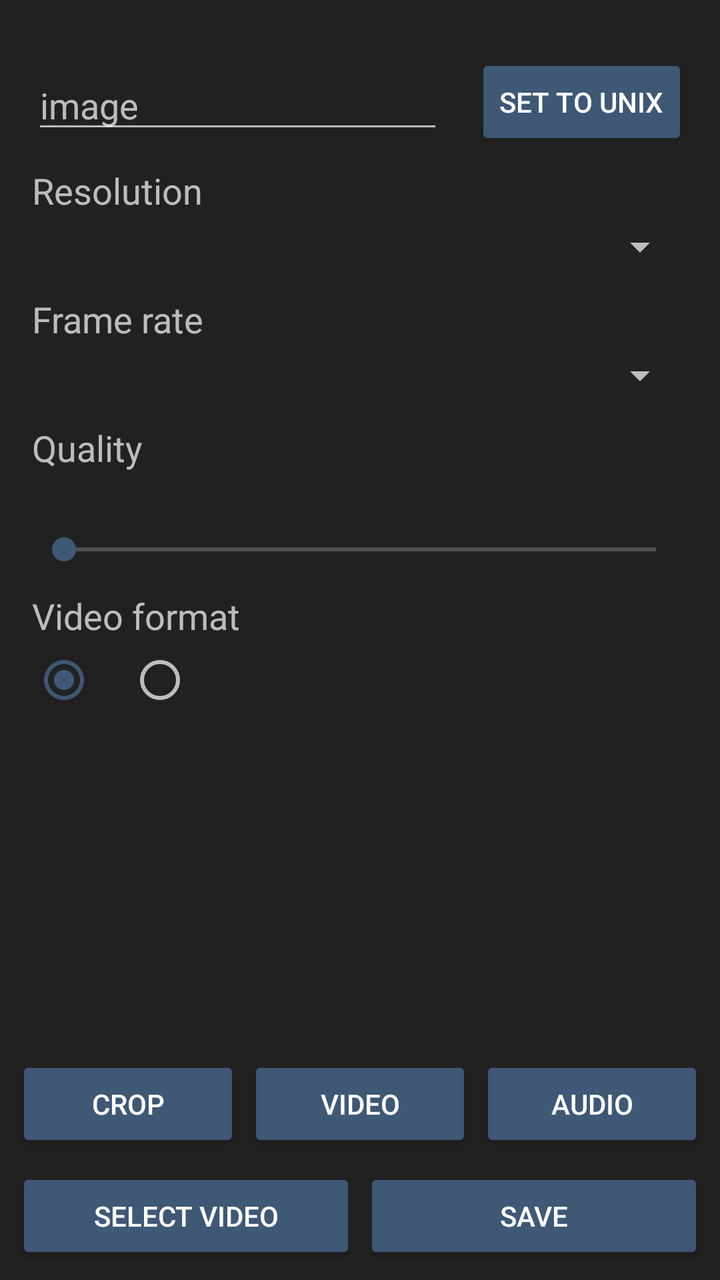
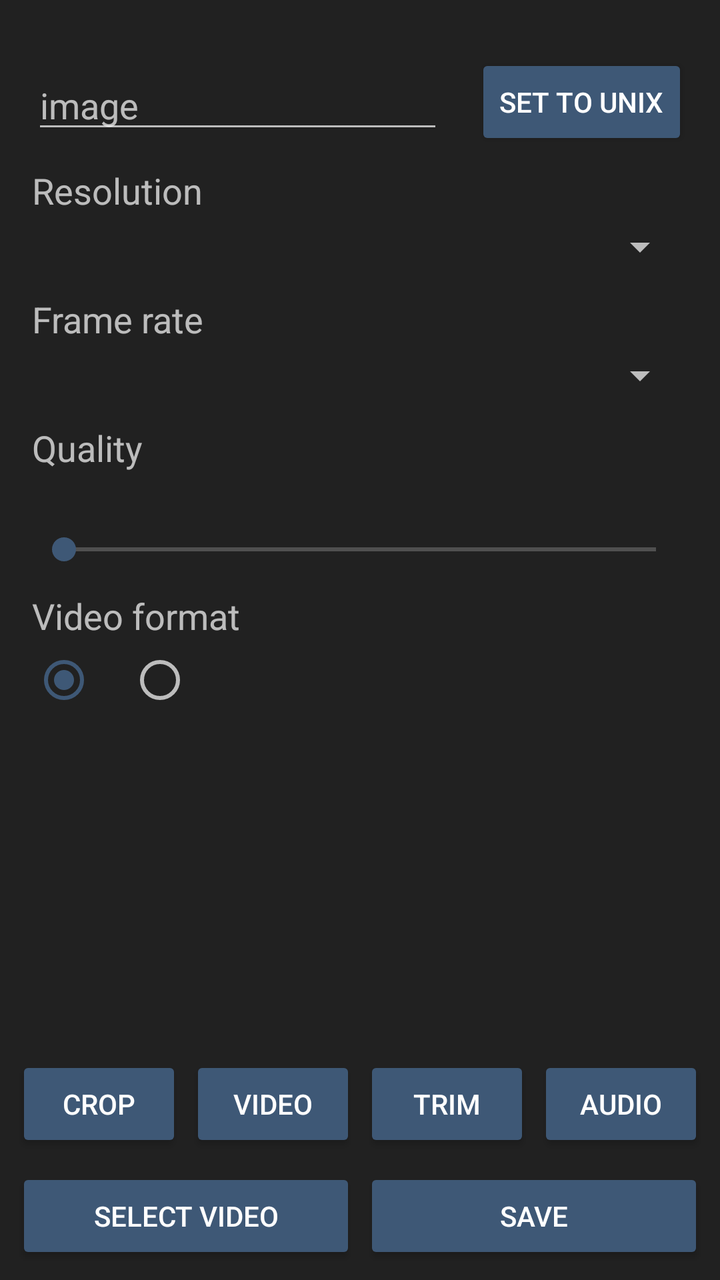

The first picture is an Android layout as it rendered before a commit; the second is the same layout after the commit. The layout source and the unified diff follow.
<!-- AndroidManifest.xml: application theme Theme.Sunshower -->
<!-- res/layout/activity_video.xml -->
<?xml version="1.0" encoding="utf-8"?>
<LinearLayout xmlns:android="http://schemas.android.com/apk/res/android"
    android:layout_width="match_parent"
    android:layout_height="match_parent"
    android:orientation="vertical">

    <TextView
        android:id="@+id/video_file_info"
        android:layout_width="match_parent"
        android:layout_height="wrap_content"
        android:paddingStart="16dp"
        android:paddingEnd="16dp"
        android:textSize="14sp" />

    <LinearLayout
        android:layout_width="match_parent"
        android:layout_height="wrap_content"
        android:gravity="center_vertical"
        android:orientation="horizontal"
        android:paddingStart="16dp"
        android:paddingTop="8dp"
        android:paddingEnd="16dp">

        <EditText
            android:id="@+id/video_file_name_input"
            android:layout_width="0dp"
            android:layout_height="wrap_content"
            android:layout_weight="1"
            android:hint="@string/default_file_name"
            android:importantForAutofill="no"
            android:inputType="text"
            android:maxLength="64" />

        <TextView
            android:id="@+id/video_ext_label"
            android:layout_width="wrap_content"
            android:layout_height="wrap_content"
            android:layout_marginStart="8dp"
            android:textColor="#FF888888"
            android:textSize="18sp" />

        <Button
            android:id="@+id/video_set_unix_button"
            android:layout_width="wrap_content"
            android:layout_height="wrap_content"
            android:layout_marginStart="8dp"
            android:text="@string/set_unix" />
    </LinearLayout>

    <FrameLayout
        android:layout_width="match_parent"
        android:layout_height="0dp"
        android:layout_weight="1">

        <ScrollView
            android:id="@+id/section_video"
            android:layout_width="match_parent"
            android:layout_height="match_parent">

            <LinearLayout
                android:layout_width="match_parent"
                android:layout_height="wrap_content"
                android:orientation="vertical"
                android:paddingStart="16dp"
                android:paddingEnd="16dp">

                <TextView
                    android:layout_width="wrap_content"
                    android:layout_height="wrap_content"
                    android:layout_marginTop="8dp"
                    android:text="@string/resolution_label"
                    android:textSize="18sp" />

                <Spinner
                    android:id="@+id/video_resolution_spinner"
                    android:layout_width="match_parent"
                    android:layout_height="wrap_content"
                    android:layout_marginTop="4dp"
                    android:popupBackground="@drawable/spinner_popup" />

                <TextView
                    android:layout_width="wrap_content"
                    android:layout_height="wrap_content"
                    android:layout_marginTop="12dp"
                    android:text="@string/video_fps_label"
                    android:textSize="18sp" />

                <Spinner
                    android:id="@+id/video_fps_spinner"
                    android:layout_width="match_parent"
                    android:layout_height="wrap_content"
                    android:layout_marginTop="4dp"
                    android:popupBackground="@drawable/spinner_popup" />

                <TextView
                    android:layout_width="wrap_content"
                    android:layout_height="wrap_content"
                    android:layout_marginTop="12dp"
                    android:text="@string/video_quality_label"
                    android:textSize="18sp" />

                <TextView
                    android:id="@+id/video_quality_value"
                    android:layout_width="wrap_content"
                    android:layout_height="wrap_content"
                    android:layout_marginTop="4dp"
                    android:textSize="16sp" />

                <SeekBar
                    android:id="@+id/video_quality_bar"
                    android:layout_width="match_parent"
                    android:layout_height="wrap_content"
                    android:layout_marginTop="4dp"
                    android:max="9" />

                <LinearLayout
                    android:id="@+id/video_format_section"
                    android:layout_width="match_parent"
                    android:layout_height="wrap_content"
                    android:orientation="vertical">

                    <TextView
                        android:layout_width="wrap_content"
                        android:layout_height="wrap_content"
                        android:layout_marginTop="12dp"
                        android:text="@string/video_format_label"
                        android:textSize="18sp" />

                    <RadioGroup
                        android:id="@+id/video_format_group"
                        android:layout_width="match_parent"
                        android:layout_height="wrap_content"
                        android:layout_marginTop="4dp"
                        android:orientation="horizontal">

                        <RadioButton
                            android:id="@+id/radio_video_fmt_default"
                            android:layout_width="wrap_content"
                            android:layout_height="wrap_content"
                            android:checked="true" />

                        <RadioButton
                            android:id="@+id/radio_video_fmt_alt"
                            android:layout_width="wrap_content"
                            android:layout_height="wrap_content"
                            android:layout_marginStart="16dp" />
                    </RadioGroup>
                </LinearLayout>
            </LinearLayout>
        </ScrollView>

        <LinearLayout
            android:id="@+id/section_crop"
            android:layout_width="match_parent"
            android:layout_height="match_parent"
            android:orientation="vertical"
            android:paddingStart="16dp"
            android:paddingEnd="16dp"
            android:visibility="gone">

            <org.ayasequart.sunshower.edit.OverlayView
                android:id="@+id/video_overlay_view"
                android:layout_width="match_parent"
                android:layout_height="0dp"
                android:layout_marginTop="8dp"
                android:layout_weight="1" />

            <LinearLayout
                android:layout_width="match_parent"
                android:layout_height="wrap_content"
                android:layout_marginTop="8dp"
                android:gravity="center_vertical"
                android:orientation="horizontal">

                <Button
                    android:id="@+id/video_crop_button"
                    android:layout_width="wrap_content"
                    android:layout_height="wrap_content"
                    android:text="@string/crop" />

                <Spinner
                    android:id="@+id/video_crop_aspect_spinner"
                    android:layout_width="0dp"
                    android:layout_height="wrap_content"
                    android:layout_marginStart="8dp"
                    android:layout_weight="1"
                    android:popupBackground="@drawable/spinner_popup" />

                <Button
                    android:id="@+id/video_crop_apply"
                    android:layout_width="wrap_content"
                    android:layout_height="wrap_content"
                    android:layout_marginStart="8dp"
                    android:enabled="false"
                    android:text="@string/crop_apply" />
            </LinearLayout>
        </LinearLayout>

        <LinearLayout
            android:id="@+id/section_audio"
            android:layout_width="match_parent"
            android:layout_height="match_parent"
            android:orientation="vertical"
            android:paddingStart="16dp"
            android:paddingTop="8dp"
            android:paddingEnd="16dp"
            android:visibility="gone">

            <CheckBox
                android:id="@+id/audio_remove_switch"
                android:layout_width="wrap_content"
                android:layout_height="wrap_content"
                android:text="@string/video_mode_remove_audio" />

            <CheckBox
                android:id="@+id/audio_quality_switch"
                android:layout_width="wrap_content"
                android:layout_height="wrap_content"
                android:layout_marginTop="12dp"
                android:text="@string/audio_quality_switch" />

            <LinearLayout
                android:id="@+id/audio_quality_row"
                android:layout_width="match_parent"
                android:layout_height="wrap_content"
                android:orientation="vertical"
                android:visibility="gone">

                <TextView
                    android:id="@+id/audio_quality_value"
                    android:layout_width="wrap_content"
                    android:layout_height="wrap_content"
                    android:layout_marginTop="4dp"
                    android:textSize="16sp" />

                <SeekBar
                    android:id="@+id/audio_quality_bar"
                    android:layout_width="match_parent"
                    android:layout_height="wrap_content"
                    android:layout_marginTop="8dp"
                    android:max="9" />
            </LinearLayout>

            <Button
                android:id="@+id/audio_extract_button"
                android:layout_width="match_parent"
                android:layout_height="wrap_content"
                android:layout_marginTop="16dp"
                android:text="@string/video_mode_extract_audio" />

            <TextView
                android:id="@+id/audio_no_audio"
                android:layout_width="wrap_content"
                android:layout_height="wrap_content"
                android:layout_marginTop="12dp"
                android:text="@string/video_no_audio"
                android:textSize="14sp"
                android:visibility="gone" />
        </LinearLayout>
    </FrameLayout>

    <TextView
        android:id="@+id/video_status"
        android:layout_width="match_parent"
        android:layout_height="wrap_content"
        android:paddingStart="16dp"
        android:paddingEnd="16dp"
        android:textSize="14sp" />

    <TextView
        android:id="@+id/video_estimate"
        android:layout_width="match_parent"
        android:layout_height="wrap_content"
        android:paddingStart="16dp"
        android:paddingEnd="16dp"
        android:textSize="14sp" />

    <LinearLayout
        android:layout_width="match_parent"
        android:layout_height="wrap_content"
        android:orientation="horizontal"
        android:paddingStart="8dp"
        android:paddingTop="8dp"
        android:paddingEnd="8dp">

        <Button
            android:id="@+id/video_tab_crop"
            android:layout_width="0dp"
            android:layout_height="wrap_content"
            android:layout_weight="1"
            android:text="@string/crop" />

        <Button
            android:id="@+id/video_tab_video"
            android:layout_width="0dp"
            android:layout_height="wrap_content"
            android:layout_marginStart="4dp"
            android:layout_weight="1"
            android:text="@string/video_title" />

        <Button
            android:id="@+id/video_tab_audio"
            android:layout_width="0dp"
            android:layout_height="wrap_content"
            android:layout_marginStart="4dp"
            android:layout_weight="1"
            android:text="@string/audio_label" />
    </LinearLayout>

    <LinearLayout
        android:layout_width="match_parent"
        android:layout_height="wrap_content"
        android:orientation="horizontal"
        android:padding="8dp">

        <Button
            android:id="@+id/video_pick_button"
            android:layout_width="0dp"
            android:layout_height="wrap_content"
            android:layout_weight="1"
            android:text="@string/video_pick" />

        <Button
            android:id="@+id/video_apply_button"
            android:layout_width="0dp"
            android:layout_height="wrap_content"
            android:layout_marginStart="4dp"
            android:layout_weight="1"
            android:text="@string/save" />
    </LinearLayout>
</LinearLayout>
<!-- resources referenced by this layout -->
<resources>
  <!-- drawable spinner_popup (drawable) -->
  <?xml version="1.0" encoding="utf-8"?>
  <shape xmlns:android="http://schemas.android.com/apk/res/android"
      android:shape="rectangle">
      <solid android:color="#FF2C2C2C" />
      <corners android:radius="8dp" />
      <stroke android:width="1dp" android:color="#FF4A4A4A" />
  </shape>
  <string name="audio_label">Audio</string>
  <string name="audio_quality_switch">Custom audio quality</string>
  <string name="crop">Crop</string>
  <string name="crop_apply">Apply</string>
  <string name="default_file_name">image</string>
  <string name="resolution_label">Resolution</string>
  <string name="save">Save</string>
  <string name="set_unix">Set to Unix</string>
  <string name="video_format_label">Video format</string>
  <string name="video_fps_label">Frame rate</string>
  <string name="video_mode_extract_audio">Extract audio</string>
  <string name="video_mode_remove_audio">Remove audio</string>
  <string name="video_no_audio">No audio track in this file</string>
  <string name="video_pick">Select video</string>
  <string name="video_quality_label">Quality</string>
  <string name="video_title">Video</string>
  <style name="Theme.Sunshower" parent="android:Theme.Material.NoActionBar">
          <item name="android:colorBackground">@color/surface</item>
          <item name="android:windowBackground">@color/surface</item>
          <item name="android:colorPrimary">@color/accent</item>
          <item name="android:colorPrimaryDark">@color/surface_dim</item>
          <item name="android:colorAccent">@color/accent</item>
          <item name="android:colorButtonNormal">@color/accent</item>
          <item name="android:statusBarColor">@color/surface_dim</item>
          <item name="android:navigationBarColor">@color/surface_dim</item>
      </style>
  <color name="surface">#FF212121</color>
  <color name="accent">#FF3E5876</color>
  <color name="surface_dim">#FF1A1A1A</color>
</resources>

<!-- the commit's change to res/layout/activity_video.xml (unified diff, before → after) -->
@@ -257,6 +257,37 @@
                 android:textSize="14sp"
                 android:visibility="gone" />
         </LinearLayout>
+
+        <LinearLayout
+            android:id="@+id/section_trim"
+            android:layout_width="match_parent"
+            android:layout_height="match_parent"
+            android:orientation="vertical"
+            android:paddingStart="16dp"
+            android:paddingTop="8dp"
+            android:paddingEnd="16dp"
+            android:visibility="gone">
+
+            <org.ayasequart.sunshower.edit.OverlayView
+                android:id="@+id/trim_preview_view"
+                android:layout_width="match_parent"
+                android:layout_height="0dp"
+                android:layout_marginTop="8dp"
+                android:layout_weight="1" />
+
+            <TextView
+                android:id="@+id/trim_time_text"
+                android:layout_width="match_parent"
+                android:layout_height="wrap_content"
+                android:layout_marginTop="8dp"
+                android:textSize="14sp" />
+
+            <org.ayasequart.sunshower.video.TrimOverlayView
+                android:id="@+id/trim_overlay"
+                android:layout_width="match_parent"
+                android:layout_height="72dp"
+                android:layout_marginBottom="8dp" />
+        </LinearLayout>
     </FrameLayout>
 
     <TextView
@@ -299,6 +330,14 @@
             android:text="@string/video_title" />
 
         <Button
+            android:id="@+id/video_tab_trim"
+            android:layout_width="0dp"
+            android:layout_height="wrap_content"
+            android:layout_marginStart="4dp"
+            android:layout_weight="1"
+            android:text="@string/trim" />
+
+        <Button
             android:id="@+id/video_tab_audio"
             android:layout_width="0dp"
             android:layout_height="wrap_content"
<!-- resource entries referenced after the edit -->
@@ -16,6 +16,7 @@
   <string name="resolution_label">Resolution</string>
   <string name="save">Save</string>
   <string name="set_unix">Set to Unix</string>
+  <string name="trim">Trim</string>
   <string name="video_format_label">Video format</string>
   <string name="video_fps_label">Frame rate</string>
   <string name="video_mode_extract_audio">Extract audio</string>
